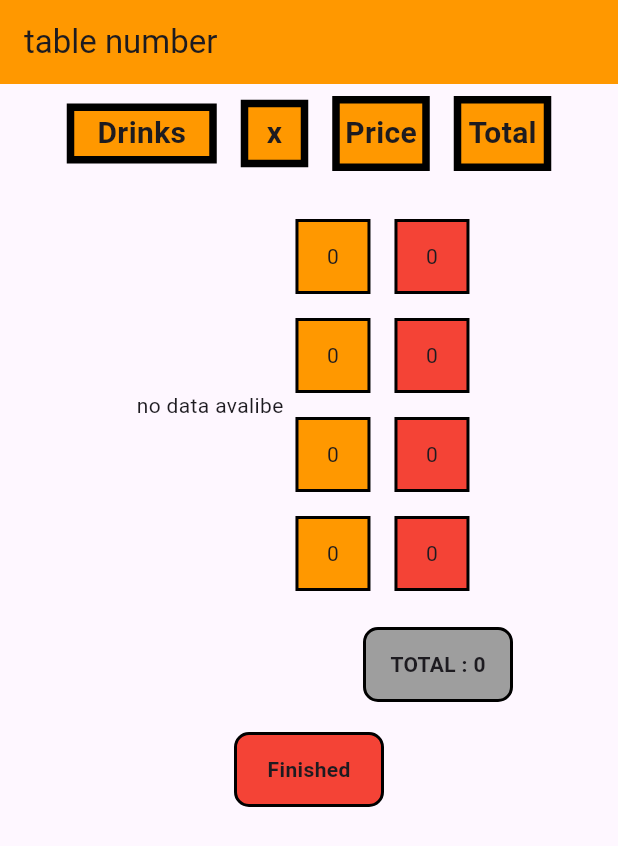
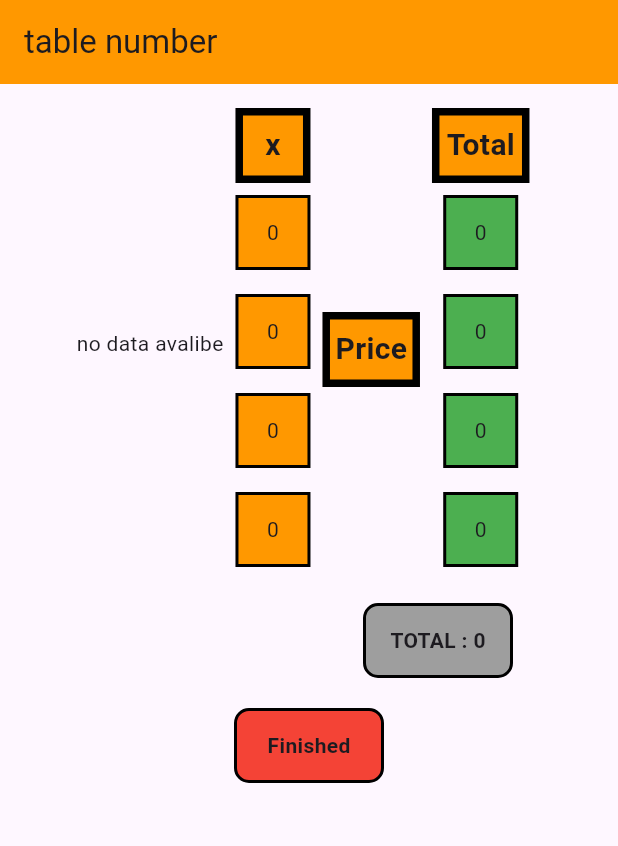
Before and after one commit to bogbrz/restaurantapp, a Flutter app: the ReciptTablePage screen opened directly with empty values, on a phone screen of 412 x 824 dp. Shown: the top 846 px of the screen. Run offline on Flutter 3.47's test engine with Material 2 defaults, Android fonts, the phone set to English and light mode, and no system bars; our stand-ins replace bloc, cloud_firestore, firebase_auth, firebase_core, flutter_bloc; accounts and stored records are empty.

Commit message:
Adjust column heights

```diff
--- a/lib/app/features/tables_page_content/pages/reciptpage/recipt_tablepage.dart
+++ b/lib/app/features/tables_page_content/pages/reciptpage/recipt_tablepage.dart
@@ -75,7 +75,6 @@ class _ReciptTablePageState extends State<ReciptTablePage> {
                   }
 
                   return ListView(children: [
-                    const Labels(),
                     Row(mainAxisAlignment: MainAxisAlignment.center, children: [
                       BlocBuilder<TablecontentCubit, TablecontentState>(
                           builder: (context, state) {
@@ -95,6 +94,25 @@ class _ReciptTablePageState extends State<ReciptTablePage> {
                         final tablePageModels = state.tablePageModels;
                         return Column(
                           children: [
+                            Container(
+                              decoration: BoxDecoration(
+                                color: Colors.orange,
+                                border: Border.all(
+                                  color: Colors.black,
+                                  width: 5,
+                                ),
+                              ),
+                              height: 50,
+                              width: 100,
+                              alignment: Alignment.center,
+                              child: const Text(
+                                "Drinks",
+                                style: TextStyle(
+                                  fontWeight: FontWeight.bold,
+                                  fontSize: 20,
+                                ),
+                              ),
+                            ),
                             for (final tablePageModel in tablePageModels) ...[
                               Padding(
                                 padding: const EdgeInsets.all(8.0),
@@ -227,11 +245,36 @@ class TotalColumn extends StatelessWidget {
       child: Column(
         children: [
           const SizedBox(
-            height: 16,
+            height: 8,
           ),
           Container(
             decoration: BoxDecoration(
-              color: Colors.red,
+              color: Colors.orange,
+              border: Border.all(
+                color: Colors.black,
+                width: 5,
+              ),
+            ),
+            height: 50,
+            width: 65,
+            alignment: Alignment.center,
+            child: const Padding(
+              padding: EdgeInsets.all(2.0),
+              child: Text(
+                "Total",
+                style: TextStyle(
+                  fontWeight: FontWeight.bold,
+                  fontSize: 20,
+                ),
+              ),
+            ),
+          ),
+          const SizedBox(
+            height: 8,
+          ),
+          Container(
+            decoration: BoxDecoration(
+              color: Colors.green,
               border: Border.all(
                 color: Colors.black,
                 width: 2,
@@ -247,7 +290,7 @@ class TotalColumn extends StatelessWidget {
           ),
           Container(
             decoration: BoxDecoration(
-              color: Colors.red,
+              color: Colors.green,
               border: Border.all(
                 color: Colors.black,
                 width: 2,
@@ -263,7 +306,7 @@ class TotalColumn extends StatelessWidget {
           ),
           Container(
             decoration: BoxDecoration(
-              color: Colors.red,
+              color: Colors.green,
               border: Border.all(
                 color: Colors.black,
                 width: 2,
@@ -279,7 +322,7 @@ class TotalColumn extends StatelessWidget {
           ),
           Container(
             decoration: BoxDecoration(
-              color: Colors.red,
+              color: Colors.green,
               border: Border.all(
                 color: Colors.black,
                 width: 2,
@@ -313,9 +356,34 @@ class PriceColumn extends StatelessWidget {
       children: [
         Column(
           children: [
+            const SizedBox(
+              height: 8,
+            ),
+            Container(
+              decoration: BoxDecoration(
+                color: Colors.orange,
+                border: Border.all(
+                  color: Colors.black,
+                  width: 5,
+                ),
+              ),
+              height: 50,
+              width: 65,
+              alignment: Alignment.center,
+              child: const Padding(
+                padding: EdgeInsets.all(2.0),
+                child: Text(
+                  "Price",
+                  style: TextStyle(
+                    fontWeight: FontWeight.bold,
+                    fontSize: 20,
+                  ),
+                ),
+              ),
+            ),
             for (final price in prices) ...[
               const SizedBox(
-                height: 16,
+                height: 8,
               ),
               Container(
                 decoration: BoxDecoration(
@@ -419,6 +487,28 @@ class AmountList extends StatelessWidget {
         children: [
           Container(
             decoration: BoxDecoration(
+              color: Colors.orange,
+              border: Border.all(
+                color: Colors.black,
+                width: 5,
+              ),
+            ),
+            height: 50,
+            width: 50,
+            alignment: Alignment.center,
+            child: const Text(
+              "x",
+              style: TextStyle(
+                fontWeight: FontWeight.bold,
+                fontSize: 20,
+              ),
+            ),
+          ),
+          const SizedBox(
+            height: 8,
+          ),
+          Container(
+            decoration: BoxDecoration(
               border: Border.all(
                 color: Colors.black,
                 width: 2,
@@ -486,114 +576,8 @@ class AmountList extends StatelessWidget {
               totalV4.toString(),
             ),
           ),
-        ],
-      ),
-    );
-  }
-}
-
-class Labels extends StatelessWidget {
-  const Labels({
-    super.key,
-  });
-
-  @override
-  Widget build(BuildContext context) {
-    return Padding(
-      padding: const EdgeInsets.all(8.0),
-      child: Row(
-        mainAxisAlignment: MainAxisAlignment.center,
-        children: [
-          Container(
-            decoration: BoxDecoration(
-              color: Colors.orange,
-              border: Border.all(
-                color: Colors.black,
-                width: 5,
-              ),
-            ),
-            height: 40,
-            width: 100,
-            alignment: Alignment.center,
-            child: const Text(
-              "Drinks",
-              style: TextStyle(
-                fontWeight: FontWeight.bold,
-                fontSize: 20,
-              ),
-            ),
-          ),
           const SizedBox(
-            width: 16,
-          ),
-          Container(
-            decoration: BoxDecoration(
-              color: Colors.orange,
-              border: Border.all(
-                color: Colors.black,
-                width: 5,
-              ),
-            ),
-            height: 45,
-            width: 45,
-            alignment: Alignment.center,
-            child: const Text(
-              "x",
-              style: TextStyle(
-                fontWeight: FontWeight.bold,
-                fontSize: 20,
-              ),
-            ),
-          ),
-          const SizedBox(
-            width: 16,
-          ),
-          Container(
-            decoration: BoxDecoration(
-              color: Colors.orange,
-              border: Border.all(
-                color: Colors.black,
-                width: 5,
-              ),
-            ),
-            height: 50,
-            width: 65,
-            alignment: Alignment.center,
-            child: const Padding(
-              padding: EdgeInsets.all(2.0),
-              child: Text(
-                "Price",
-                style: TextStyle(
-                  fontWeight: FontWeight.bold,
-                  fontSize: 20,
-                ),
-              ),
-            ),
-          ),
-          const SizedBox(
-            width: 16,
-          ),
-          Container(
-            decoration: BoxDecoration(
-              color: Colors.orange,
-              border: Border.all(
-                color: Colors.black,
-                width: 5,
-              ),
-            ),
-            height: 50,
-            width: 65,
-            alignment: Alignment.center,
-            child: const Padding(
-              padding: EdgeInsets.all(2.0),
-              child: Text(
-                "Total",
-                style: TextStyle(
-                  fontWeight: FontWeight.bold,
-                  fontSize: 20,
-                ),
-              ),
-            ),
+            height: 8,
           ),
         ],
       ),
```
